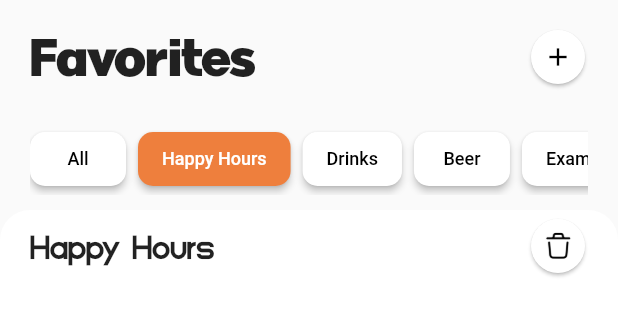
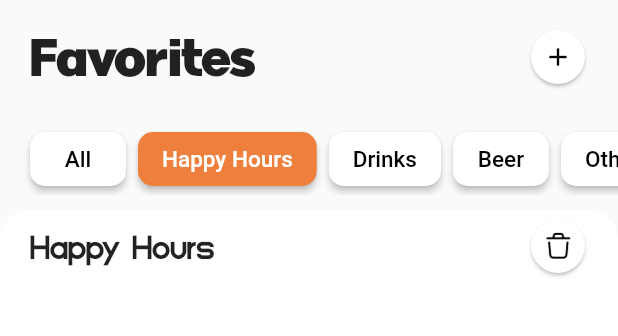
Before and after one commit to cristianlag97/tres_astronautas, a Flutter app: the FavotiresPage screen opened directly, on a phone screen of 412 x 824 dp, the part 129-465 px from its top. Run offline on Flutter 3.47's test engine with Material 2 defaults, Android fonts, the phone set to English and light mode, and no system bars; our stand-ins replace google_nav_bar, shared_preferences; accounts and stored records are empty; network calls fail.

Commit message:
ajustes visuales

```diff
--- a/lib/pages/favorites_pages.dart
+++ b/lib/pages/favorites_pages.dart
@@ -37,11 +37,13 @@ class _Title extends StatelessWidget {
 
     final theme = Provider.of<ThemeProvider>(context).isDark;
 
-    return Padding(
-      padding: EdgeInsets.symmetric(horizontal: 20),
+    return Container(
+      // padding: EdgeInsets.symmetric(horizontal: 20),
       child: Column(
         children: [
-          Row(
+          Padding(
+            padding: const EdgeInsets.symmetric(horizontal: 20),
+            child: Row(
               mainAxisAlignment: MainAxisAlignment.spaceBetween,
               children: [
                 const Text('Favorites', style: TextStyle(fontSize: 35, fontFamily: "provicali")),
@@ -59,12 +61,14 @@ class _Title extends StatelessWidget {
                 ),
               ],
             ),
+          ),
           const SizedBox(height: 20),
           SingleChildScrollView(
             physics: const BouncingScrollPhysics(),
             scrollDirection: Axis.horizontal,
             child: Row(
               children: [
+                const SizedBox(width: 20),
                 ButtonNav(context, 'All', false),
                 const SizedBox(width: 8),
                 ButtonNav(context, 'Happy Hours', true),
@@ -73,8 +77,8 @@ class _Title extends StatelessWidget {
                 const SizedBox(width: 8),
                 ButtonNav(context, 'Beer', false),
                 const SizedBox(width: 8),
-                ButtonNav(context, 'Example', false),
-                const SizedBox(width: 8),
+                ButtonNav(context, 'Other', false),
+                const SizedBox(width: 20),
               ],
             ),
           )
@@ -94,7 +98,7 @@ class _Title extends StatelessWidget {
         onPressed:() {
           print(title);
         },
-        child: Text(title, style: TextStyle(color:isColor? Colors.white : theme ? Colors.white : Colors.black, fontSize: 12))
+        child: Text(title, style: TextStyle(color:isColor? Colors.white : theme ? Colors.white : Colors.black, fontSize: 15))
       ),
     );
   }
--- a/lib/pages/search_pages.dart
+++ b/lib/pages/search_pages.dart
@@ -73,6 +73,7 @@ class Search extends StatelessWidget {
                 ),
               ),
               IconButton(
+                splashRadius: 2,
                 onPressed: () {
                   FocusScope.of(context).unfocus();
                   search.searchGiph(controller.text);
@@ -85,7 +86,7 @@ class Search extends StatelessWidget {
         ),
         const SizedBox(height: 15),
         Container(
-          height: MediaQuery.of(context).size.height * 0.725,
+          height: MediaQuery.of(context).size.height,
           child: FutureBuilder(
           future: prueba.syncronic(search.isOn? controller.text : 'home'),
           builder: (BuildContext context, AsyncSnapshot<dynamic> snapshot) {
@@ -131,8 +132,4 @@ class Search extends StatelessWidget {
       ],
     );
   }
-
-  searchB() {
-    prueba.syncronic(controller.text.trim());
-  }
 }
```
Lines whose indentation alone changed are shown as unchanged.
